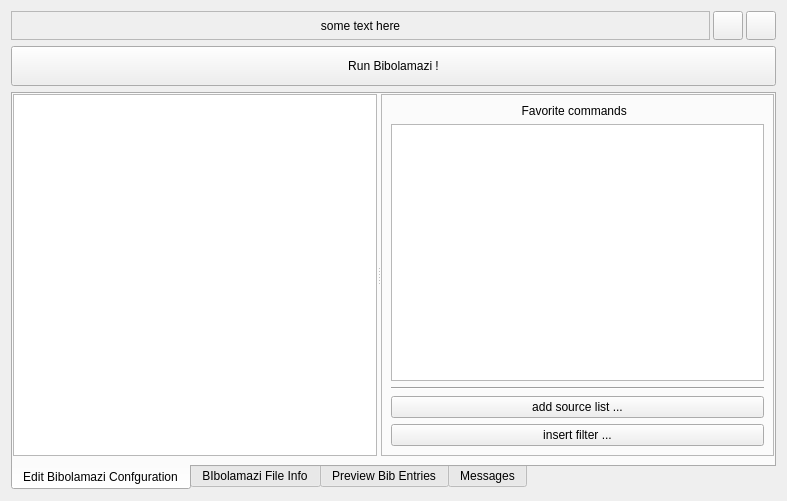
This is gui/bibolamazi_gui/openbibfile.ui in phfaist/bibolamazi as Qt 5 draws it before an edit. The edited form follows.
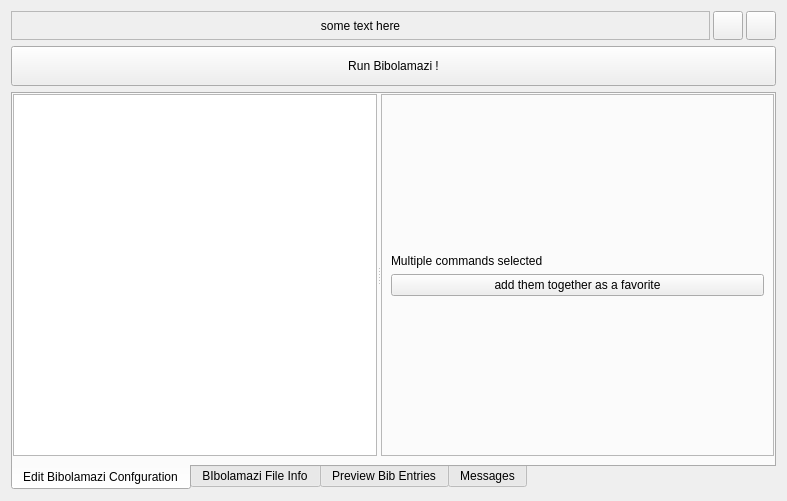
This is the edited form. The open tabs and pages were chosen to show the change. Icons and pictures are not drawn. Custom widgets are drawn as their Qt base class.

Commit message: many fixes & improvements; add selection to favorites; fixes for pyinstaller

```diff
--- a/gui/bibolamazi_gui/openbibfile.ui
+++ b/gui/bibolamazi_gui/openbibfile.ui
@@ -202,6 +202,54 @@
             </item>
            </layout>
           </widget>
+          <widget class="QWidget" name="toolspageSelectedMultiple">
+           <layout class="QVBoxLayout" name="verticalLayout_7">
+            <item>
+             <spacer name="verticalSpacer">
+              <property name="orientation">
+               <enum>Qt::Vertical</enum>
+              </property>
+              <property name="sizeHint" stdset="0">
+               <size>
+                <width>20</width>
+                <height>123</height>
+               </size>
+              </property>
+             </spacer>
+            </item>
+            <item>
+             <widget class="QLabel" name="lblSelectedMultiple">
+              <property name="text">
+               <string>Multiple commands selected</string>
+              </property>
+             </widget>
+            </item>
+            <item>
+             <widget class="QPushButton" name="btnSelectedMultipleAddFavorite">
+              <property name="text">
+               <string>add them together as a favorite</string>
+              </property>
+              <property name="icon">
+               <iconset resource="bibolamazi_res.qrc">
+                <normaloff>:/pic/bookmark.png</normaloff>:/pic/bookmark.png</iconset>
+              </property>
+             </widget>
+            </item>
+            <item>
+             <spacer name="verticalSpacer_2">
+              <property name="orientation">
+               <enum>Qt::Vertical</enum>
+              </property>
+              <property name="sizeHint" stdset="0">
+               <size>
+                <width>20</width>
+                <height>123</height>
+               </size>
+              </property>
+             </spacer>
+            </item>
+           </layout>
+          </widget>
          </widget>
         </widget>
        </item>
```
The commit also changes 20 other files.
